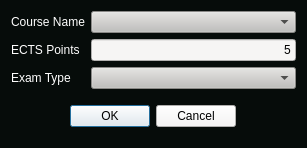
First picture: the form in GUI_Dashboard/widget_addcourse.ui, repository No1ichi/iu_dashboard, before the edit.
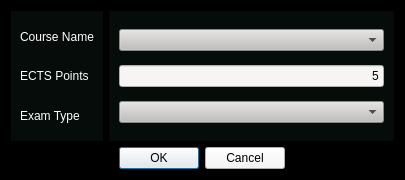
Second picture: the form after the edit.

What changed in the file:
```diff
--- a/GUI_Dashboard/widget_addcourse.ui
+++ b/GUI_Dashboard/widget_addcourse.ui
@@ -6,8 +6,8 @@
    <rect>
     <x>0</x>
     <y>0</y>
-    <width>307</width>
-    <height>148</height>
+    <width>405</width>
+    <height>180</height>
    </rect>
   </property>
   <property name="sizePolicy">
@@ -32,12 +32,18 @@
    <string>Add Course</string>
   </property>
   <property name="styleSheet">
+   <string notr="true">background-color: rgb(0, 0, 0);</string>
+  </property>
+  <layout class="QVBoxLayout" name="verticalLayout_3">
+   <item>
+    <layout class="QHBoxLayout" name="horizontalLayout">
+     <item>
+      <widget class="QWidget" name="widget_labels" native="true">
+       <property name="styleSheet">
    <string notr="true">background-color: rgb(6, 12, 10);</string>
   </property>
   <layout class="QVBoxLayout" name="verticalLayout">
    <item>
-    <layout class="QFormLayout" name="DataInput">
-     <item row="0" column="0">
       <widget class="QLabel" name="label_CourseName">
        <property name="styleSheet">
         <string notr="true">font: 700 11pt &quot;Graduate&quot; ;
@@ -48,14 +54,7 @@
        </property>
       </widget>
      </item>
-     <item row="0" column="1">
-      <widget class="QComboBox" name="comboBox_CourseName">
-       <property name="styleSheet">
-        <string notr="true">background-color: rgb(192, 191, 188);</string>
-       </property>
-      </widget>
-     </item>
-     <item row="1" column="0">
+        <item>
       <widget class="QLabel" name="label_ECTSPoints">
        <property name="styleSheet">
         <string notr="true">font: 700 11pt &quot;Graduate&quot; ;
@@ -66,10 +65,48 @@
        </property>
       </widget>
      </item>
-     <item row="1" column="1">
+        <item>
+         <widget class="QLabel" name="label_ExamType">
+          <property name="toolTip">
+           <string>&lt;html&gt;&lt;head/&gt;&lt;body&gt;&lt;p&gt;&lt;br/&gt;&lt;/p&gt;&lt;/body&gt;&lt;/html&gt;</string>
+          </property>
+          <property name="styleSheet">
+           <string notr="true">font: 700 11pt &quot;Graduate&quot; ;
+color: rgb(255, 255, 255);</string>
+          </property>
+          <property name="text">
+           <string>Exam Type</string>
+          </property>
+         </widget>
+        </item>
+       </layout>
+      </widget>
+     </item>
+     <item>
+      <widget class="QFrame" name="frame_inputs">
+       <property name="styleSheet">
+        <string notr="true">background-color: rgb(6, 12, 10);</string>
+       </property>
+       <property name="frameShape">
+        <enum>QFrame::StyledPanel</enum>
+       </property>
+       <property name="frameShadow">
+        <enum>QFrame::Raised</enum>
+       </property>
+       <layout class="QVBoxLayout" name="verticalLayout_2">
+        <item>
+         <widget class="QComboBox" name="comboBox_CourseName">
+          <property name="styleSheet">
+           <string notr="true">background-color: rgb(192, 191, 188);
+color: rgb(0, 0, 0);</string>
+          </property>
+         </widget>
+        </item>
+        <item>
       <widget class="QLineEdit" name="lineEdit_ECTSPoints">
        <property name="styleSheet">
-        <string notr="true">background-color: rgb(246, 245, 244);</string>
+           <string notr="true">background-color: rgb(246, 245, 244);
+color: rgb(0, 0, 0);</string>
        </property>
        <property name="text">
         <string>5</string>
@@ -82,30 +119,24 @@
        </property>
       </widget>
      </item>
-     <item row="2" column="0">
-      <widget class="QLabel" name="label_ExamType">
-       <property name="styleSheet">
-        <string notr="true">font: 700 11pt &quot;Graduate&quot; ;
-color: rgb(255, 255, 255);</string>
-       </property>
-       <property name="text">
-        <string>Exam Type</string>
-       </property>
-      </widget>
-     </item>
-     <item row="2" column="1">
+        <item>
       <widget class="QComboBox" name="comboBox_ExamType">
        <property name="styleSheet">
-        <string notr="true">background-color: rgb(192, 191, 188);</string>
+           <string notr="true">background-color: rgb(192, 191, 188);
+color: rgb(0, 0, 0);</string>
        </property>
       </widget>
      </item>
     </layout>
-   </item>
-   <item alignment="Qt::AlignHCenter|Qt::AlignVCenter">
+      </widget>
+     </item>
+    </layout>
+   </item>
+   <item alignment="Qt::AlignHCenter">
     <widget class="QDialogButtonBox" name="buttonBox">
      <property name="styleSheet">
-      <string notr="true">background-color: rgb(246, 245, 244);</string>
+      <string notr="true">background-color: rgb(246, 245, 244);
+color: rgb(0, 0, 0);</string>
      </property>
      <property name="standardButtons">
       <set>QDialogButtonBox::Cancel|QDialogButtonBox::Ok</set>
```
Left out of the diff: 3 changed lines with no effect on the pictures. Lines whose indentation alone changed are shown as unchanged.
